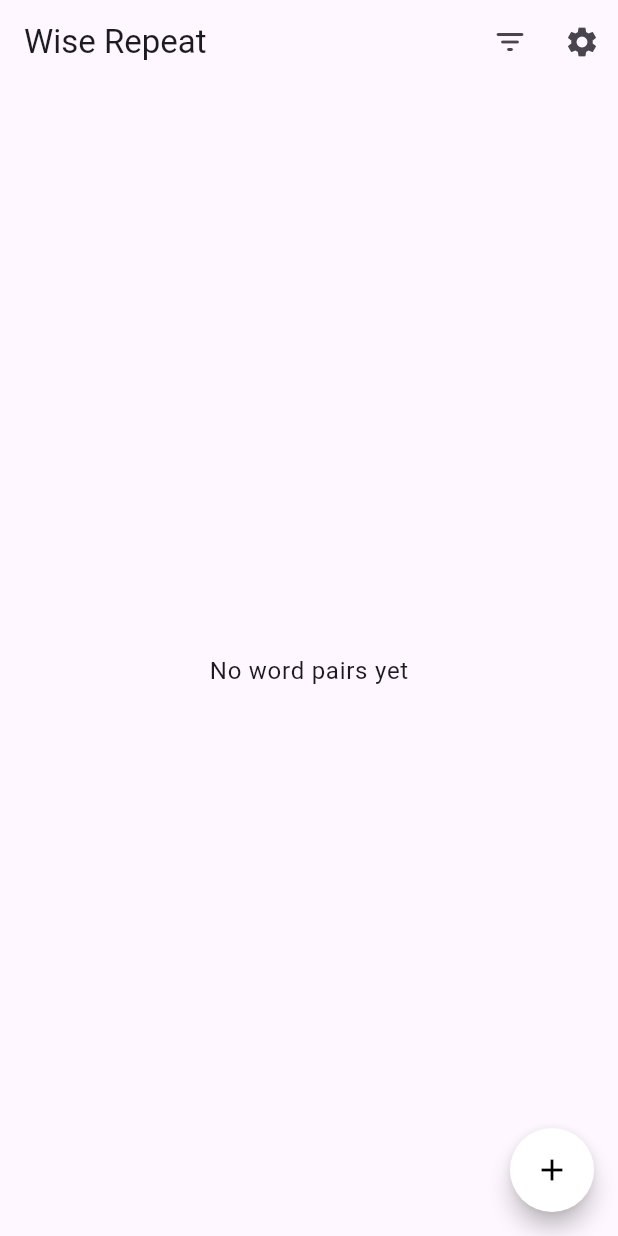
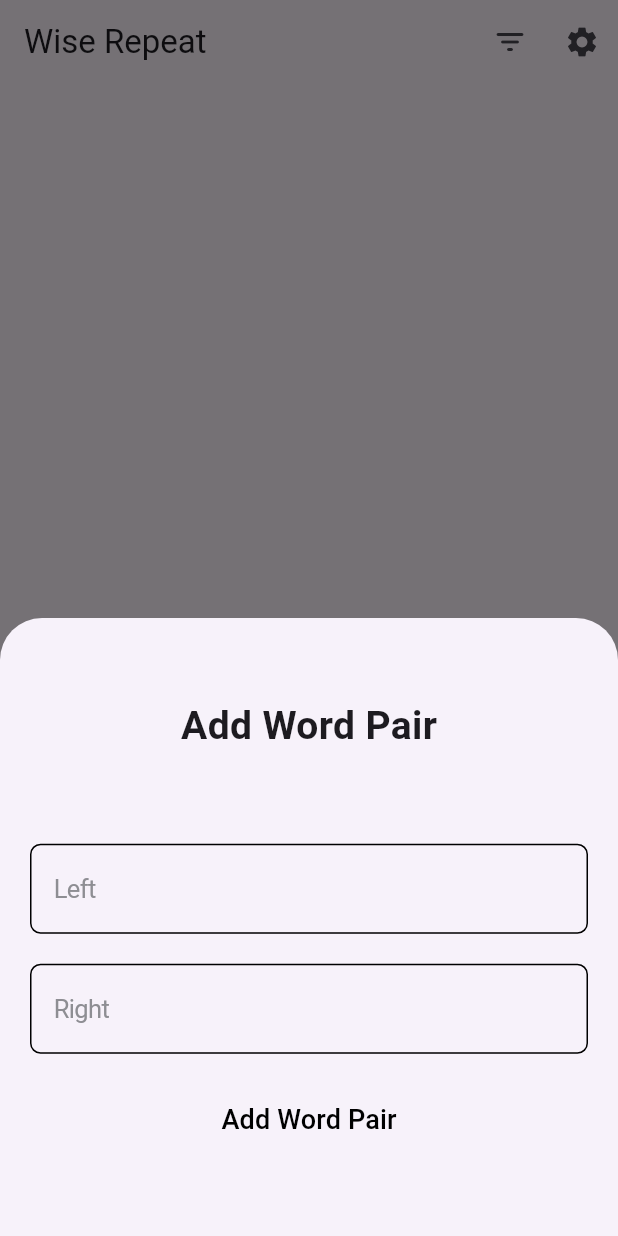
Before and after one commit to serhii-lypko/flutter-todo, a Flutter app: the screen it shows after launch, after a tap on the "add" icon, on a phone screen of 412 x 824 dp. Run offline on Flutter 3.47's test engine with Material 3 defaults, Android fonts, the phone set to English and light mode, and no system bars; our stand-ins replace bloc, equatable, flutter_bloc, go_router, hydrated_bloc.

Commit message:
Create-delete word pairs with basic UI completed

```diff
--- a/lib/features/home/bloc/word_pairs_bloc.dart
+++ b/lib/features/home/bloc/word_pairs_bloc.dart
@@ -6,7 +6,29 @@ part 'word_pairs_event.dart';
 part 'word_pairs_state.dart';
 
 class WordPairsBloc extends HydratedBloc<WordPairsEvent, WordPairsState> {
-  WordPairsBloc() : super(const WordPairsState());
+  WordPairsBloc() : super(const WordPairsState()) {
+    on<WordPairAdded>(_wordPairAdded);
+    on<WordPairDismissed>(_wordPairDismissed);
+  }
+
+  Future<void> _wordPairAdded(
+    WordPairAdded event,
+    Emitter<WordPairsState> emit,
+  ) async {
+    final updatedWordPairs = List<WordPair>.from(state.wordPairs)..add(event.pair);
+
+    emit(state.copyWith(wordPairs: () => updatedWordPairs));
+  }
+
+  Future<void> _wordPairDismissed(
+    WordPairDismissed event,
+    Emitter<WordPairsState> emit,
+  ) async {
+    final updatedWordPairs =
+        state.wordPairs.where((wordPair) => wordPair.id != event.recordId).toList();
+
+    emit(state.copyWith(wordPairs: () => updatedWordPairs));
+  }
 
   @override
   WordPairsState fromJson(Map<String, dynamic> json) {
--- a/lib/features/home/bloc/word_pairs_event.dart
+++ b/lib/features/home/bloc/word_pairs_event.dart
@@ -1,5 +1,26 @@
 part of 'word_pairs_bloc.dart';
 
-class WordPairsEvent {}
+class WordPairsEvent extends Equatable {
+  const WordPairsEvent();
 
-// final class CounterIncrementPressed extends WordPairsEvent {}
+  @override
+  List<Object> get props => [];
+}
+
+final class WordPairAdded extends WordPairsEvent {
+  const WordPairAdded(this.pair);
+
+  final WordPair pair;
+
+  @override
+  List<Object> get props => [pair];
+}
+
+final class WordPairDismissed extends WordPairsEvent {
+  const WordPairDismissed(this.recordId);
+
+  final String recordId;
+
+  @override
+  List<Object> get props => [recordId];
+}
--- a/lib/features/home/home_page.dart
+++ b/lib/features/home/home_page.dart
@@ -3,6 +3,8 @@ import 'package:flutter/cupertino.dart';
 import 'package:flutter_bloc/flutter_bloc.dart';
 
 import 'package:wise_repeat/features/exports.dart';
+import 'package:wise_repeat/shared/models/word_pair.dart';
+import 'package:wise_repeat/shared/widgets/exports.dart';
 
 import './bloc/word_pairs_bloc.dart';
 import './widgets/exports.dart';
@@ -61,7 +63,10 @@ class HomeView extends StatelessWidget {
                     for (final wordPair in state.wordPairs)
                       WordPairListTile(
                         wordPair: wordPair,
-                        onDismissed: (_) {},
+                        onDismissed: (_) {
+                          BlocProvider.of<WordPairsBloc>(context)
+                              .add(WordPairDismissed(wordPair.id));
+                        },
                         onTap: () {},
                       ),
                   ],
@@ -76,8 +81,66 @@ class HomeView extends StatelessWidget {
             color: Colors.black,
           ),
           onPressed: () {
+            final bloc = BlocProvider.of<WordPairsBloc>(context);
+
             final TextEditingController leftController = TextEditingController();
             final TextEditingController rightController = TextEditingController();
+
+            showModalBottomSheet(
+              context: context,
+              isScrollControlled: true,
+              builder: (context) {
+                return Padding(
+                  padding: EdgeInsets.only(
+                    bottom: MediaQuery.of(context).viewInsets.bottom,
+                  ),
+                  child: SingleChildScrollView(
+                    child: SizedBox(
+                      height: MediaQuery.of(context).size.height / 2,
+                      child: Padding(
+                        padding: const EdgeInsets.symmetric(horizontal: 20.0),
+                        child: Center(
+                          child: Column(
+                            mainAxisSize: MainAxisSize.min,
+                            children: <Widget>[
+                              const Text(
+                                'Add Word Pair',
+                                style: TextStyle(
+                                  fontSize: 26,
+                                  fontWeight: FontWeight.bold,
+                                ),
+                              ),
+                              const SizedBox(height: 60),
+                              CustomTextField(controller: leftController, placeholder: 'Left'),
+                              const SizedBox(height: 20),
+                              CustomTextField(controller: rightController, placeholder: 'Right'),
+                              const SizedBox(height: 20),
+                              TextButton(
+                                child: const Text(
+                                  'Add Word Pair',
+                                  style: TextStyle(
+                                    fontSize: 18,
+                                    color: Colors.black,
+                                  ),
+                                ),
+                                onPressed: () {
+                                  final leftWord = leftController.text;
+                                  final rightWord = rightController.text;
+
+                                  bloc.add(
+                                      WordPairAdded(WordPair(left: leftWord, right: rightWord)));
+                                  Navigator.pop(context);
+                                },
+                              )
+                            ],
+                          ),
+                        ),
+                      ),
+                    ),
+                  ),
+                );
+              },
+            );
 
             //
           },
--- a/lib/shared/exports.dart
+++ /dev/null
@@ -1 +0,0 @@
-export 'widgets/widgets.dart';
--- a/lib/shared/widgets/custom_text_field.dart
+++ b/lib/shared/widgets/custom_text_field.dart
@@ -19,10 +19,12 @@ class CustomTextField extends StatelessWidget {
         color: CupertinoColors.systemGrey,
       ),
       style: const TextStyle(
-        color: CupertinoColors.white,
+        color: CupertinoColors.black,
       ),
       decoration: BoxDecoration(
-        color: CupertinoColors.black,
+        border: Border.all(
+          color: CupertinoColors.black,
+        ),
         borderRadius: BorderRadius.circular(7.0),
       ),
       padding: const EdgeInsets.symmetric(vertical: 19.0, horizontal: 15.0),
--- /dev/null
+++ b/lib/shared/widgets/exports.dart
@@ -0,0 +1 @@
+export './custom_text_field.dart';
--- a/lib/shared/widgets/widgets.dart
+++ /dev/null
@@ -1 +0,0 @@
-export 'custom_text_field.dart';
```
Also changed, not shown: lib/features/home/widgets/word_pair_tile.dart (+14 -15 lines).
